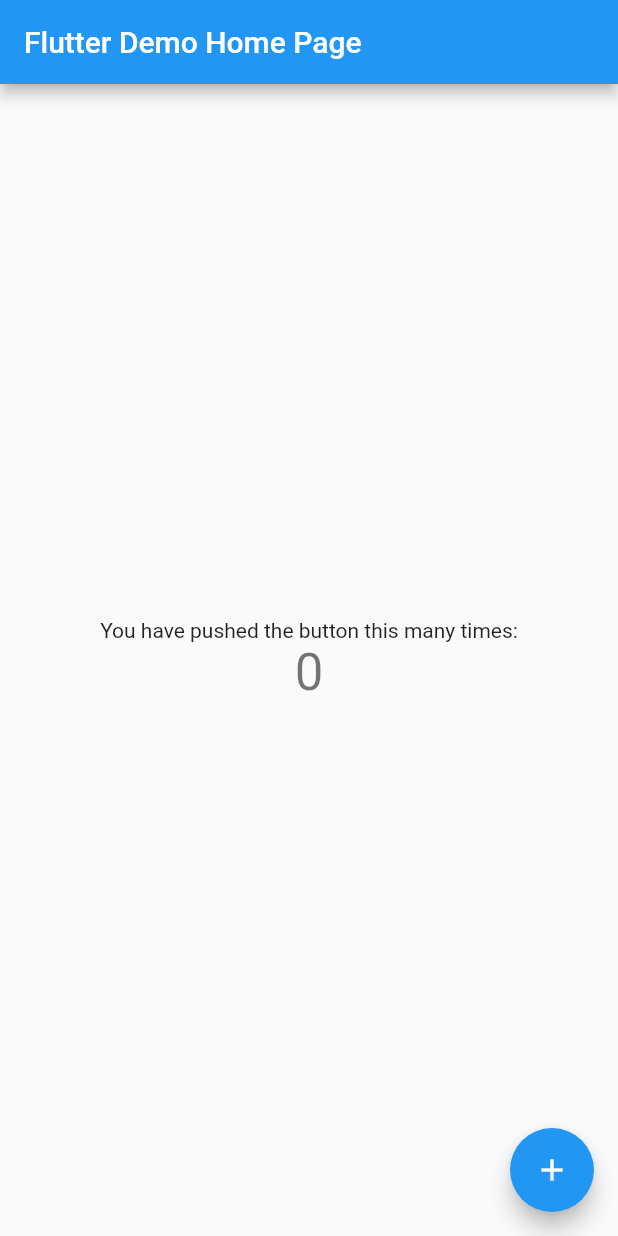
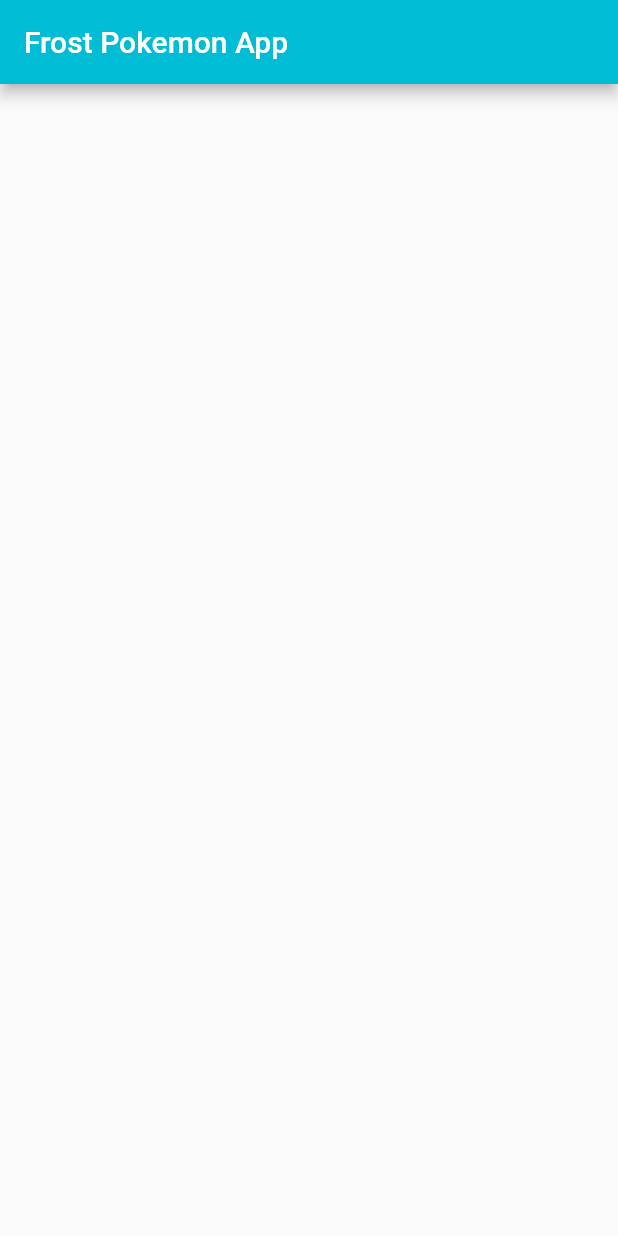
Before and after one commit to SunsetFrost/Flutter-MediaLibrary, a Flutter app: the screen it shows after launch, on a phone screen of 412 x 824 dp. Run offline on Flutter 3.47's test engine with Material 2 defaults, Android fonts, the phone set to English and light mode, and no system bars; network calls fail.

Commit message:
feat:update

```diff
--- a/lib/main.dart
+++ b/lib/main.dart
@@ -1,113 +1,53 @@
+import 'dart:convert';
+
 import 'package:flutter/material.dart';
+import 'package:http/http.dart' as http;
+
+import 'package:pokemon/pokemon.model.dart';
 
 void main() {
-  runApp(MyApp());
+  runApp(MaterialApp(
+    title: "Pokemon App",
+    home: HomePage(),
+    debugShowCheckedModeBanner: false,
+  ));
 }
 
-class MyApp extends StatelessWidget {
-  // This widget is the root of your application.
+class HomePage extends StatefulWidget {
   @override
+  HomePageState createState() {
+    return new HomePageState();
+  }
+}
+
+class HomePageState extends State<HomePage> {
+  final url =
+      "https://raw.githubusercontent.com/Biuni/PokemonGO-Pokedex/master/pokedex.json";
+
+  final testUrl = 'https://jsonplaceholder.typicode.com/albums/1';
+
+  @override
+  void initState() {
+    super.initState();
+
+    fetchData();
+  }
+
+  Future<PokemonModel> fetchData() async {
+    final response = await http.get(Uri.parse((url)));
+    if (response.statusCode == 200) {
+      return PokemonModel.fromJson(jsonDecode(response.body));
+    } else {
+      throw Exception('Failed fetch pokemon data!');
+    }
+  }
+
   Widget build(BuildContext context) {
-    return MaterialApp(
-      title: 'Flutter Demo',
-      theme: ThemeData(
-        // This is the theme of your application.
-        //
-        // Try running your application with "flutter run". You'll see the
-        // application has a blue toolbar. Then, without quitting the app, try
-        // changing the primarySwatch below to Colors.green and then invoke
-        // "hot reload" (press "r" in the console where you ran "flutter run",
-        // or simply save your changes to "hot reload" in a Flutter IDE).
-        // Notice that the counter didn't reset back to zero; the application
-        // is not restarted.
-        primarySwatch: Colors.blue,
+    return Scaffold(
+      appBar: AppBar(
+        title: Text("Frost Pokemon App"),
+        backgroundColor: Colors.cyan,
       ),
-      home: MyHomePage(title: 'Flutter Demo Home Page'),
     );
   }
 }
-
-class MyHomePage extends StatefulWidget {
-  MyHomePage({Key? key, required this.title}) : super(key: key);
-
-  // This widget is the home page of your application. It is stateful, meaning
-  // that it has a State object (defined below) that contains fields that affect
-  // how it looks.
-
-  // This class is the configuration for the state. It holds the values (in this
-  // case the title) provided by the parent (in this case the App widget) and
-  // used by the build method of the State. Fields in a Widget subclass are
-  // always marked "final".
-
-  final String title;
-
-  @override
-  _MyHomePageState createState() => _MyHomePageState();
-}
-
-class _MyHomePageState extends State<MyHomePage> {
-  int _counter = 0;
-
-  void _incrementCounter() {
-    setState(() {
-      // This call to setState tells the Flutter framework that something has
-      // changed in this State, which causes it to rerun the build method below
-      // so that the display can reflect the updated values. If we changed
-      // _counter without calling setState(), then the build method would not be
-      // called again, and so nothing would appear to happen.
-      _counter++;
-    });
-  }
-
-  @override
-  Widget build(BuildContext context) {
-    // This method is rerun every time setState is called, for instance as done
-    // by the _incrementCounter method above.
-    //
-    // The Flutter framework has been optimized to make rerunning build methods
-    // fast, so that you can just rebuild anything that needs updating rather
-    // than having to individually change instances of widgets.
-    return Scaffold(
-      appBar: AppBar(
-        // Here we take the value from the MyHomePage object that was created by
-        // the App.build method, and use it to set our appbar title.
-        title: Text(widget.title),
-      ),
-      body: Center(
-        // Center is a layout widget. It takes a single child and positions it
-        // in the middle of the parent.
-        child: Column(
-          // Column is also a layout widget. It takes a list of children and
-          // arranges them vertically. By default, it sizes itself to fit its
-          // children horizontally, and tries to be as tall as its parent.
-          //
-          // Invoke "debug painting" (press "p" in the console, choose the
-          // "Toggle Debug Paint" action from the Flutter Inspector in Android
-          // Studio, or the "Toggle Debug Paint" command in Visual Studio Code)
-          // to see the wireframe for each widget.
-          //
-          // Column has various properties to control how it sizes itself and
-          // how it positions its children. Here we use mainAxisAlignment to
-          // center the children vertically; the main axis here is the vertical
-          // axis because Columns are vertical (the cross axis would be
-          // horizontal).
-          mainAxisAlignment: MainAxisAlignment.center,
-          children: <Widget>[
-            Text(
-              'You have pushed the button this many times:',
-            ),
-            Text(
-              '$_counter',
-              style: Theme.of(context).textTheme.headline4,
-            ),
-          ],
-        ),
-      ),
-      floatingActionButton: FloatingActionButton(
-        onPressed: _incrementCounter,
-        tooltip: 'Increment',
-        child: Icon(Icons.add),
-      ), // This trailing comma makes auto-formatting nicer for build methods.
-    );
-  }
-}
--- /dev/null
+++ b/lib/pokemon.model.dart
@@ -0,0 +1,58 @@
+class PokemonModel {
+  final int id;
+  final String num;
+  final String name;
+  final String img;
+  final List<String> type;
+  final String height;
+  final String weight;
+  final String candy;
+  final int candyCount;
+  final String egg;
+  final double spawnChance;
+  final int avgSpawns;
+  final String spawnTime;
+  final List<double> multipliers;
+  final List<String> weaknesses;
+  // final List<NextEvolution> nextEvolution;
+
+  PokemonModel({
+    required this.id,
+    required this.num,
+    required this.name,
+    required this.img,
+    required this.type,
+    required this.height,
+    required this.weight,
+    required this.candy,
+    required this.candyCount,
+    required this.egg,
+    required this.spawnChance,
+    required this.avgSpawns,
+    required this.spawnTime,
+    required this.multipliers,
+    required this.weaknesses,
+    // required this.nextEvolution
+  });
+
+  factory PokemonModel.fromJson(Map<String, dynamic> json) {
+    return PokemonModel(
+      id: json['id'],
+      num: json['num'],
+      name: json['name'],
+      img: json['img'],
+      type: json['type'].cast<String>(),
+      height: json['height'],
+      weight: json['weight'],
+      candy: json['candy'],
+      candyCount: json['candy_count'],
+      egg: json['egg'],
+      spawnChance: json['spawn_chance'],
+      avgSpawns: json['avg_spawns'],
+      spawnTime: json['spawn_time'],
+      multipliers: json['multipliers'].cast<double>(),
+      weaknesses: json['weaknesses'].cast<String>(),
+      // nextEvolution: json['nextEvolution'],
+    );
+  }
+}
--- a/pubspec.yaml
+++ b/pubspec.yaml
@@ -28,6 +28,7 @@
   # The following adds the Cupertino Icons font to your application.
   # Use with the CupertinoIcons class for iOS style icons.
   cupertino_icons: ^1.0.2
+  http: ^0.13.3
 
 dev_dependencies:
   flutter_test:
```
Also changed, not shown: pubspec.lock.
